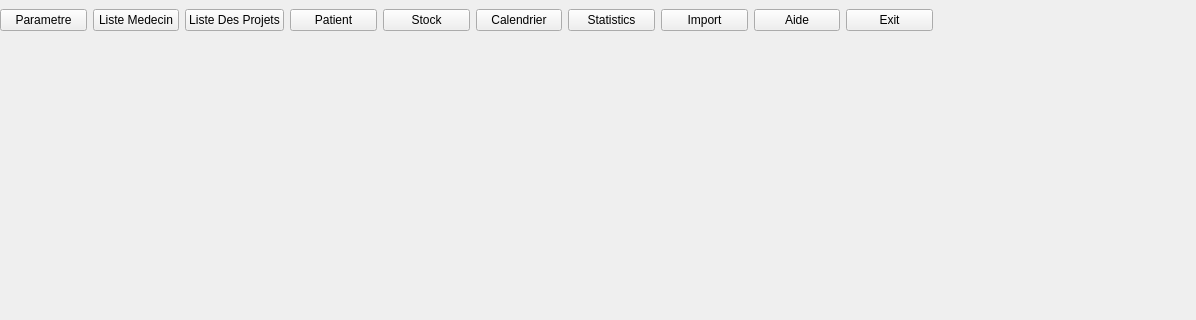
ProjetCPP-S2-2A15/projetcpp2a15-vaccicare, file mainwindow.ui: the form before one commit; both pictures show x 0 to 1196 and y 0 to 320 of the 1196 by 727 pixel window.
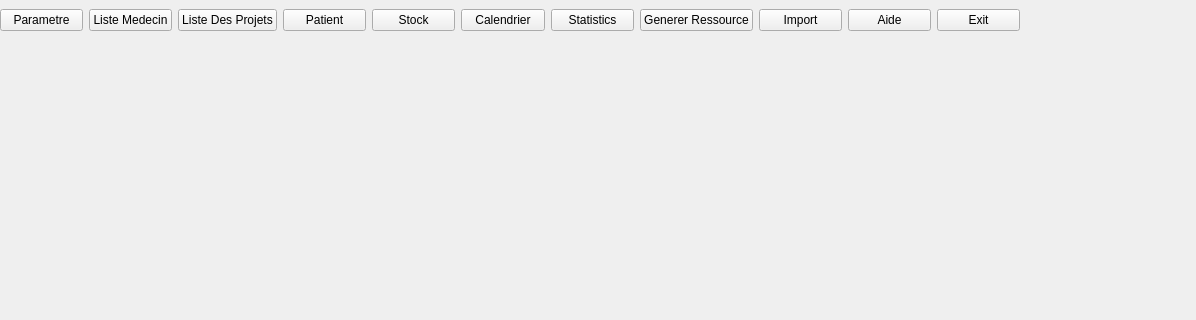
The form after the commit.

The edit to the form file:
```diff
--- a/mainwindow.ui
+++ b/mainwindow.ui
@@ -19,7 +19,7 @@
      <rect>
       <x>0</x>
       <y>0</y>
-      <width>933</width>
+      <width>1020</width>
       <height>41</height>
      </rect>
     </property>
@@ -73,6 +73,13 @@
        </property>
       </widget>
      </item>
+     <item>
+      <widget class="QPushButton" name="ButtonGenererRessource">
+       <property name="text">
+        <string>Generer Ressource</string>
+       </property>
+      </widget>
+     </item>
      <item>
       <widget class="QPushButton" name="ButtonImport">
        <property name="text">
```
